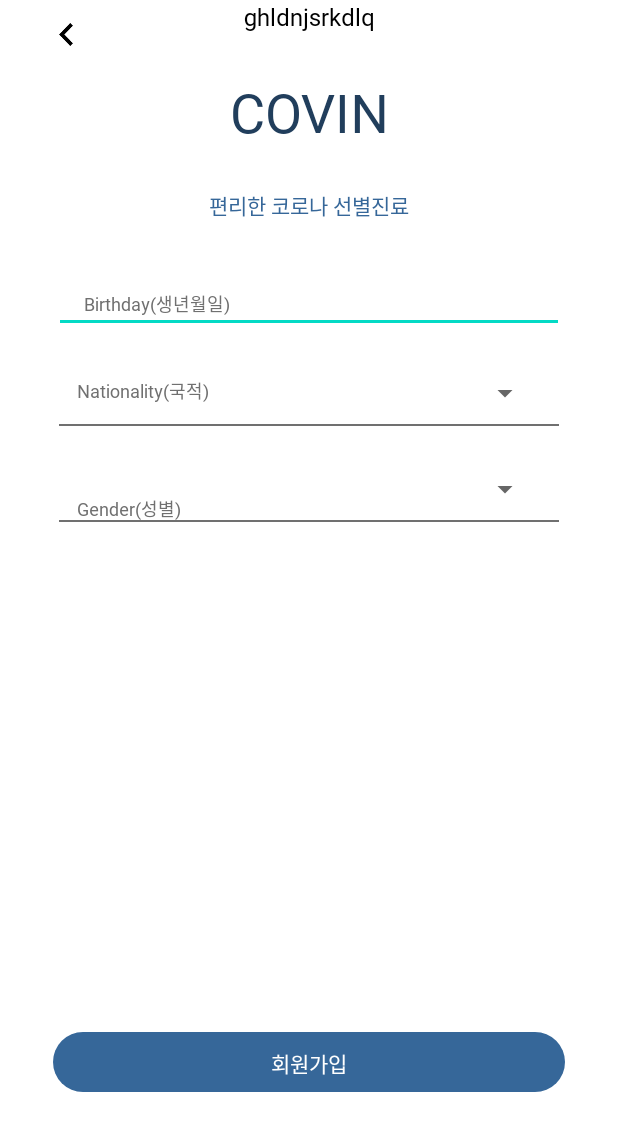
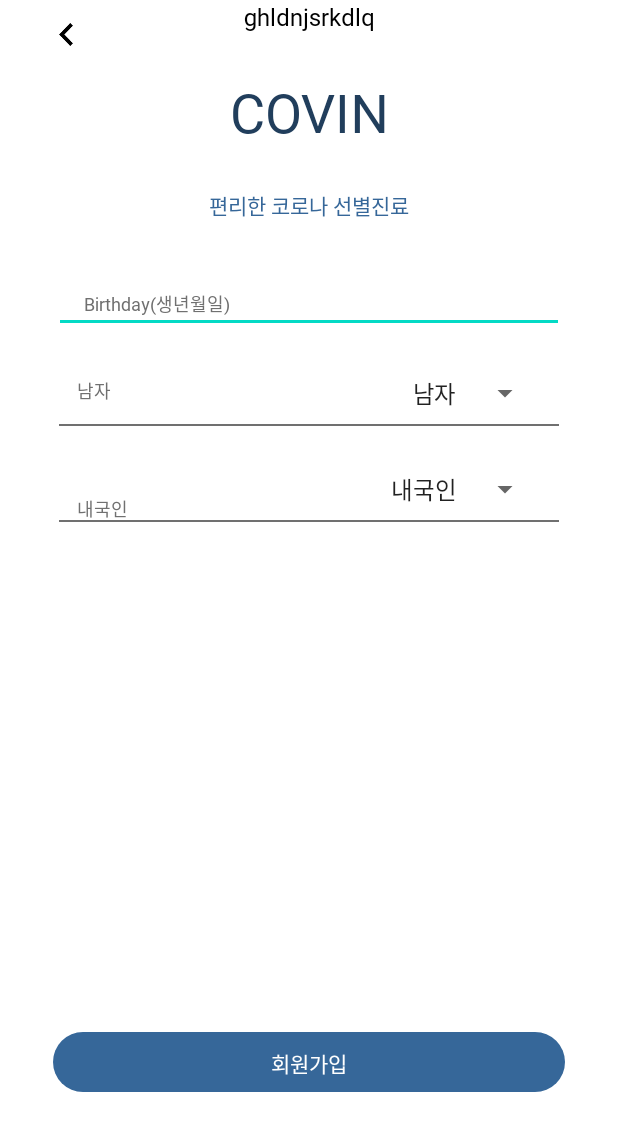
Before and after one commit to AppJam-Tigris/Tigris_Android, an Android app: the RegisterActivity screen opened directly, with no data from a screen before it, on a phone screen of 412 x 824 dp. Shown: the top 1131 px of the screen. Run offline under Robolectric (Android 15) with nearby library versions, the phone set to English and light mode, and no system bars; our stand-ins replace data binding.

Commit message:
Feat :: gender spinner array

```diff
--- a/app/src/main/res/values/array.xml
+++ b/app/src/main/res/values/array.xml
@@ -1,7 +1,11 @@
 <?xml version="1.0" encoding="utf-8"?>
 <resources>
-    <string-array name="local">
+    <string-array name="gender">
         <item>내국인</item>
         <item>외국인</item>
     </string-array>
+    <string-array name="nation">
+        <item>남자</item>
+        <item>여자</item>
+    </string-array>
 </resources>
```
